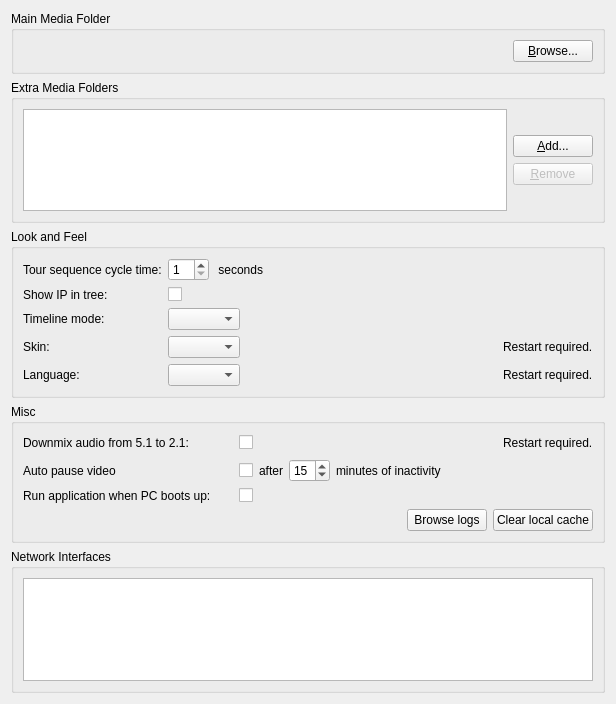
Qt form client/src/ui/widgets/settings/general_preferences_widget.ui (networkoptix/nx_open) before a commit.
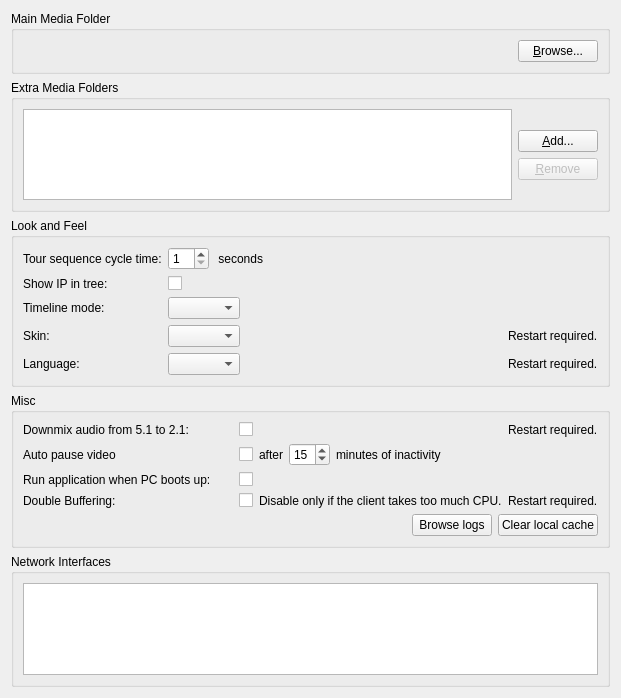
The same form after that commit.

Commit message:
(Issue #2568) :  Disable Double Buffering
<==== Mercurial data ====>
Branch: feature_2568_double_buffering

What changed in the file:
```diff
--- a/client/src/ui/widgets/settings/general_preferences_widget.ui
+++ b/client/src/ui/widgets/settings/general_preferences_widget.ui
@@ -7,7 +7,7 @@
     <x>0</x>
     <y>0</y>
     <width>616</width>
-    <height>704</height>
+    <height>698</height>
    </rect>
   </property>
   <property name="windowTitle">
@@ -315,7 +315,7 @@
        </widget>
       </item>
       <item row="1" column="1">
-       <layout class="QHBoxLayout" name="horizontalLayout_8">
+       <layout class="QHBoxLayout" name="horizontalLayout_8" stretch="1,0">
         <item>
          <widget class="QCheckBox" name="downmixAudioCheckBox">
           <property name="text">
@@ -323,19 +323,6 @@
           </property>
          </widget>
         </item>
-        <item>
-         <spacer name="horizontalSpacer_4">
-          <property name="orientation">
-           <enum>Qt::Horizontal</enum>
-          </property>
-          <property name="sizeHint" stdset="0">
-           <size>
-            <width>40</width>
-            <height>20</height>
-           </size>
-          </property>
-         </spacer>
-        </item>
         <item>
          <widget class="QLabel" name="downmixWarningLabel">
           <property name="text">
@@ -347,6 +334,12 @@
       </item>
       <item row="2" column="0">
        <widget class="QLabel" name="pauseOnInactivityLabel">
+        <property name="sizePolicy">
+         <sizepolicy hsizetype="Fixed" vsizetype="Preferred">
+          <horstretch>0</horstretch>
+          <verstretch>0</verstretch>
+         </sizepolicy>
+        </property>
         <property name="minimumSize">
          <size>
           <width>210</width>
@@ -490,6 +483,50 @@
         </property>
        </widget>
       </item>
+      <item row="4" column="0">
+       <widget class="QLabel" name="doubleBufferLabel">
+        <property name="sizePolicy">
+         <sizepolicy hsizetype="Fixed" vsizetype="Preferred">
+          <horstretch>0</horstretch>
+          <verstretch>0</verstretch>
+         </sizepolicy>
+        </property>
+        <property name="minimumSize">
+         <size>
+          <width>210</width>
+          <height>0</height>
+         </size>
+        </property>
+        <property name="text">
+         <string>Double Buffering:</string>
+        </property>
+       </widget>
+      </item>
+      <item row="4" column="1">
+       <layout class="QHBoxLayout" name="horizontalLayout_10" stretch="1,0,0">
+        <item>
+         <widget class="QCheckBox" name="doubleBufferCheckbox">
+          <property name="text">
+           <string/>
+          </property>
+         </widget>
+        </item>
+        <item>
+         <widget class="QLabel" name="doubleBufferWarningLabel">
+          <property name="text">
+           <string>Disable only if the client takes too much CPU.</string>
+          </property>
+         </widget>
+        </item>
+        <item>
+         <widget class="QLabel" name="doubleBufferRestartLabel">
+          <property name="text">
+           <string>Restart required.</string>
+          </property>
+         </widget>
+        </item>
+       </layout>
+      </item>
      </layout>
     </widget>
    </item>
```
The commit also changes 5 other files.
